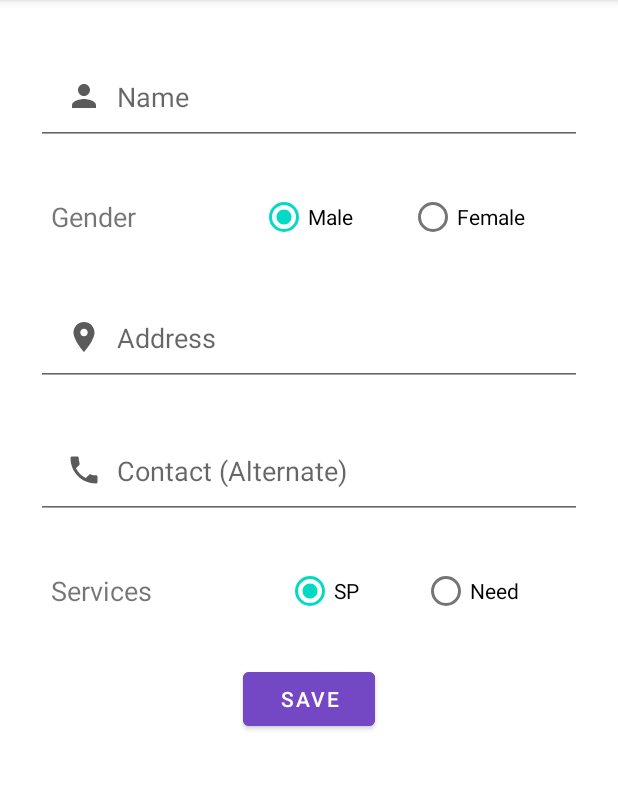
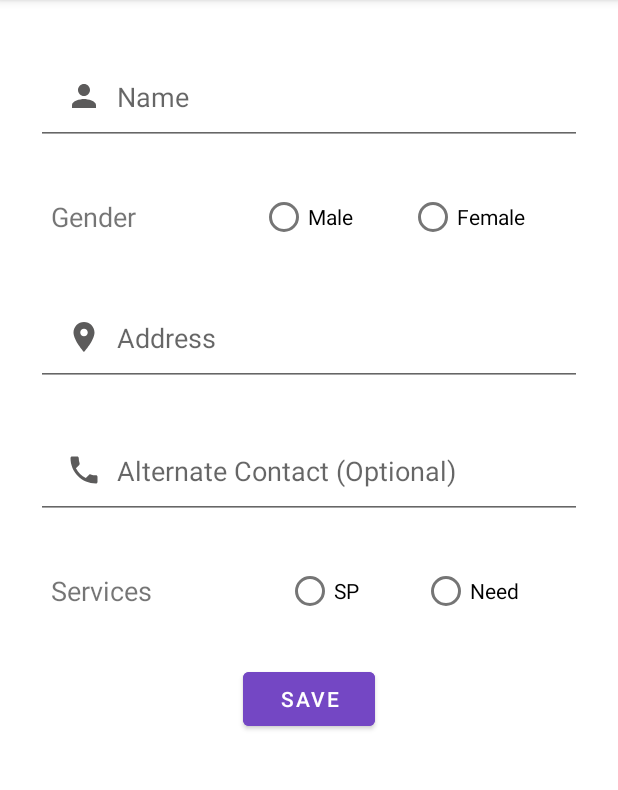
Before and after one commit to vividsky/Atlas, an Android app: the fragment UserDetailsFragment placed in its activity, on a phone screen of 412 x 824 dp, the part 84-874 px from its top. Run offline under Robolectric (Android 15) with nearby library versions, the phone set to English and light mode, and no system bars; our stand-ins replace Firebase (no records; nobody signed in at launch, a user with empty details on screens opened directly).

Commit message:
fixed radio button issue in userDetailsFragment

```diff
--- a/Atlas/app/src/main/java/com/example/atlas/UserDetailsFragment.java
+++ b/Atlas/app/src/main/java/com/example/atlas/UserDetailsFragment.java
@@ -67,11 +67,8 @@ public class UserDetailsFragment extends Fragment {
         mGender = (RadioGroup) view.findViewById(R.id.rg_gender);
         mServices = (RadioGroup) view.findViewById(R.id.rg_services);
 
-        // setting gender to be default as male, if nothing clicked on radio button
-        String[] gender = new String[]{GENDER_MALE};
-
-        // setting type to be default as Service Provider, if nothing clicked on radio button
-        String[] type = new String[]{SERVICE_PROVIDER};
+        String[] gender = new String[1];
+        String[] type = new String[1];
 
         // updating gender on radio button click
         mGender.setOnCheckedChangeListener((group, checkedId) -> {
@@ -83,11 +80,9 @@ public class UserDetailsFragment extends Fragment {
                     gender[0] = GENDER_FEMALE;
                     break;
                 default:
-                    // do nothing or we can set default gender here.
+                    // do nothing.
             }
         });
-
-//        mServices.clearCheck();
 
         // updating type on radio button click
         mServices.setOnCheckedChangeListener((group, checkedId) -> {
@@ -104,10 +99,7 @@ public class UserDetailsFragment extends Fragment {
 //                    Log.d(TAG, String.valueOf(requiredServices));
                     break;
                 default:
-                    Log.d(TAG, "SP is clicked in default.");
-                    // do nothing or we can set default type here.
-                    // TODO: Go to service provider fragment and the data of this fragment should not
-                    //  be lost and "need to see/resolve" if its to be done here or not since default type is SP and may be user clicks nothing
+                    // do nothing.
             }
         });
 
@@ -129,8 +121,10 @@ public class UserDetailsFragment extends Fragment {
 
                 /* validations check
                  * 1. name
-                 * 2. address
-                 * 3. alternate contact
+                 * 2. gender
+                 * 3. address
+                 * 4. alternate contact
+                 * 5. services
                 */
                 if (TextUtils.isEmpty(name)) {
                     mName.setError("Name is required.");
@@ -138,6 +132,11 @@ public class UserDetailsFragment extends Fragment {
                 }
                 if (!Pattern.compile("^[a-zA-Z]+(([',. -][a-zA-Z ])?[a-zA-Z]*)*$").matcher(name).matches()) {
                     mName.setError("Please enter a valid name.");
+                }
+
+                if (mGender.getCheckedRadioButtonId() == -1) {
+                    Toast.makeText(getContext(), "Gender is required.", Toast.LENGTH_SHORT).show();
+                    return;
                 }
 
 
@@ -149,6 +148,11 @@ public class UserDetailsFragment extends Fragment {
                 if (!TextUtils.isEmpty(alternateContact) && !Pattern.compile("^(\\+\\d{1,3}( )?)?((\\(\\d{3}\\))|\\d{3})[- .]?\\d{3}[- .]?\\d{4}$")
                         .matcher(alternateContact).matches()) {
                     mAlternateContact.setError("Please enter a valid Contact detail.");
+                    return;
+                }
+
+                if (mServices.getCheckedRadioButtonId() == -1) {
+                    Toast.makeText(getContext(), "Services Type is required.", Toast.LENGTH_SHORT).show();
                     return;
                 }
 
@@ -192,17 +196,16 @@ public class UserDetailsFragment extends Fragment {
                     Log.d(TAG, "type updating failed");
                 });
 
-                // update contact only when entered as its an optional field
-                if (!alternateContact.isEmpty()) {
-                    user.update("alternateContact", alternateContact).addOnSuccessListener(success -> {
-                        Log.d(TAG, "alternate Contact successfully updted");
-                    }).addOnFailureListener(failure -> {
-                        Log.d(TAG, "alternate Contact updating failed");
-                    });
-                }
+
+                user.update("alternateContact", alternateContact).addOnSuccessListener(success -> {
+                    Log.d(TAG, "alternate Contact successfully updted");
+                }).addOnFailureListener(failure -> {
+                    Log.d(TAG, "alternate Contact updating failed");
+                });
+
 
                 // to indicate user save was successful
-                Toast.makeText(getActivity(), "Successfully Saved", Toast.LENGTH_SHORT).show();
+                Toast.makeText(getContext(), "Successfully Saved", Toast.LENGTH_SHORT).show();
 
             }
         });
--- a/Atlas/app/src/main/java/com/example/atlas/authentication/RegisterFragment.java
+++ b/Atlas/app/src/main/java/com/example/atlas/authentication/RegisterFragment.java
@@ -172,7 +172,7 @@ public class RegisterFragment extends Fragment {
                                 firestore.document(mAuth.getCurrentUser().getUid()).set(mUser)
                                         .addOnCompleteListener(isUserCreatedTask -> {
                                             if (isUserCreatedTask.isSuccessful()) {
-                                                Toast.makeText(getActivity(), "SignUp successful.",
+                                                Toast.makeText(getContext(), "SignUp successful.",
                                                         Toast.LENGTH_SHORT).show();
 
                                                 // working of moving from signUp page to userDetails Page
--- a/Atlas/app/src/main/res/layout/fragment_user_details.xml
+++ b/Atlas/app/src/main/res/layout/fragment_user_details.xml
@@ -42,7 +42,6 @@
             android:layout_width="wrap_content"
             android:layout_height="match_parent"
             android:layout_weight="1"
-            android:checkedButton="@id/rb_gender_male"
             android:orientation="horizontal">
 
             <RadioButton
@@ -84,7 +83,7 @@
         android:layout_marginEnd="24dp"
         android:drawableStart="@drawable/ic_baseline_phone_24"
         android:drawablePadding="10dp"
-        android:hint="Contact (Alternate)"
+        android:hint="Alternate Contact (Optional)"
         android:inputType="phone"
         android:padding="20dp" />
 
@@ -112,7 +111,6 @@
             android:layout_width="wrap_content"
             android:layout_height="match_parent"
             android:layout_weight="1"
-            android:checkedButton="@id/rb_service_provider"
             android:orientation="horizontal">
 
             <RadioButton
```
